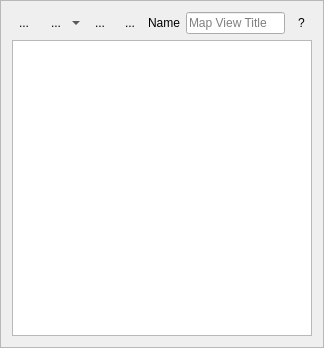
The window that eotimeseriesviewer/ui/mapview.ui (jakimowb/eo-time-series-viewer) describes before a commit, drawn with Qt 5.
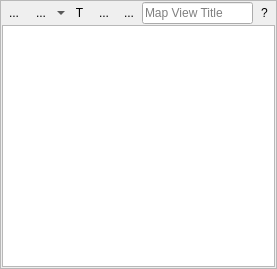
The same window after the commit. Icons and pictures are not drawn. Custom widgets are drawn as their Qt base class.

```diff
--- a/eotimeseriesviewer/ui/mapview.ui
+++ b/eotimeseriesviewer/ui/mapview.ui
@@ -6,8 +6,8 @@
    <rect>
     <x>0</x>
     <y>0</y>
-    <width>324</width>
-    <height>348</height>
+    <width>277</width>
+    <height>269</height>
    </rect>
   </property>
   <property name="sizePolicy">
@@ -36,8 +36,26 @@
    <enum>QFrame::Raised</enum>
   </property>
   <layout class="QVBoxLayout" name="verticalLayout">
+   <property name="spacing">
+    <number>1</number>
+   </property>
+   <property name="leftMargin">
+    <number>1</number>
+   </property>
+   <property name="topMargin">
+    <number>1</number>
+   </property>
+   <property name="rightMargin">
+    <number>1</number>
+   </property>
+   <property name="bottomMargin">
+    <number>1</number>
+   </property>
    <item>
     <layout class="QHBoxLayout" name="horizontalLayout_3">
+     <property name="spacing">
+      <number>1</number>
+     </property>
      <item>
       <widget class="QToolButton" name="btnToggleMapViewVisibility">
        <property name="sizePolicy">
@@ -105,6 +123,34 @@
        </property>
       </widget>
      </item>
+     <item>
+      <widget class="QToolButton" name="btnInfoOptions">
+       <property name="sizePolicy">
+        <sizepolicy hsizetype="Preferred" vsizetype="Preferred">
+         <horstretch>0</horstretch>
+         <verstretch>0</verstretch>
+        </sizepolicy>
+       </property>
+       <property name="toolTip">
+        <string/>
+       </property>
+       <property name="text">
+        <string>T</string>
+       </property>
+       <property name="checkable">
+        <bool>true</bool>
+       </property>
+       <property name="checked">
+        <bool>false</bool>
+       </property>
+       <property name="popupMode">
+        <enum>QToolButton::DelayedPopup</enum>
+       </property>
+       <property name="autoRaise">
+        <bool>true</bool>
+       </property>
+      </widget>
+     </item>
      <item>
       <widget class="QToolButton" name="btnAddVectorLayer">
        <property name="sizePolicy">
@@ -169,17 +215,10 @@
        </property>
       </widget>
      </item>
-     <item>
-      <widget class="QLabel" name="label">
-       <property name="text">
-        <string>Name</string>
-       </property>
-      </widget>
-     </item>
      <item>
       <widget class="QLineEdit" name="tbName">
        <property name="sizePolicy">
-        <sizepolicy hsizetype="Preferred" vsizetype="Fixed">
+        <sizepolicy hsizetype="Preferred" vsizetype="Preferred">
          <horstretch>1</horstretch>
          <verstretch>0</verstretch>
         </sizepolicy>
```
Left out of the diff: 33 changed lines with no effect on the pictures.
